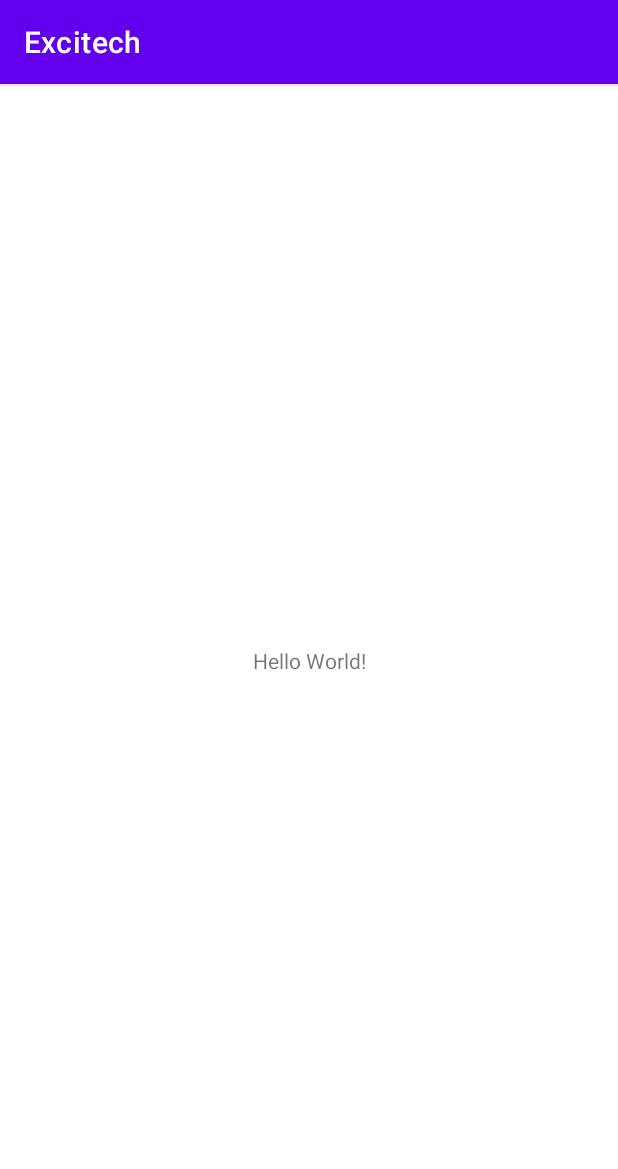
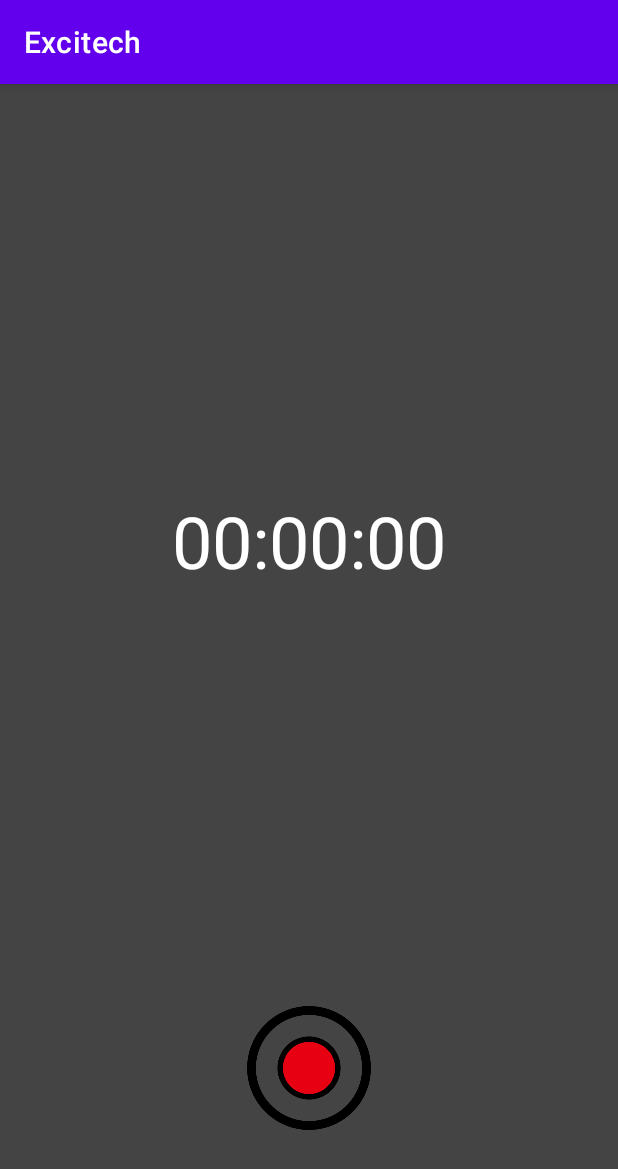
Before and after one commit to Tim0401/excitech-android, an Android app: the screen it shows after launch (MainActivity), on a phone screen of 412 x 824 dp. Shown: the top 1169 px of the screen. Run offline under Robolectric (Android 15) with nearby library versions, the phone set to English and light mode, and no system bars.

Commit message:
録音UI作成

```diff
--- a/app/src/main/AndroidManifest.xml
+++ b/app/src/main/AndroidManifest.xml
@@ -3,13 +3,13 @@
     package="com.example.excitech">
 
     <application
-        android:allowBackup="true"
+        android:allowBackup="false"
         android:icon="@mipmap/ic_launcher"
         android:label="@string/app_name"
         android:roundIcon="@mipmap/ic_launcher_round"
         android:supportsRtl="true"
         android:theme="@style/Theme.Excitech">
-        <activity android:name=".MainActivity">
+        <activity android:name=".view.ui.MainActivity">
             <intent-filter>
                 <action android:name="android.intent.action.MAIN" />
 
--- /dev/null
+++ b/app/src/main/java/com/example/excitech/view/ui/MainActivity.kt
@@ -0,0 +1,20 @@
+package com.example.excitech.view.ui
+
+import androidx.appcompat.app.AppCompatActivity
+import android.os.Bundle
+import com.example.excitech.R
+
+class MainActivity : AppCompatActivity() {
+    override fun onCreate(savedInstanceState: Bundle?) {
+        super.onCreate(savedInstanceState)
+        setContentView(R.layout.activity_main)
+
+        if (savedInstanceState == null) {
+            val fragment = RecordFragment() //一覧のFragment
+            supportFragmentManager
+                .beginTransaction()
+                .add(R.id.fragment_container, fragment, TAG_OF_RECORD_FRAGMENT)
+                .commit()
+        }
+    }
+}
--- /dev/null
+++ b/app/src/main/java/com/example/excitech/view/ui/RecordFragment.kt
@@ -0,0 +1,35 @@
+package com.example.excitech.view.ui
+
+import androidx.lifecycle.ViewModelProvider
+import android.os.Bundle
+import androidx.fragment.app.Fragment
+import android.view.LayoutInflater
+import android.view.View
+import android.view.ViewGroup
+import com.example.excitech.R
+import com.example.excitech.viewModel.RecordViewModel
+
+const val TAG_OF_RECORD_FRAGMENT = "RecordFragment"
+
+class RecordFragment : Fragment() {
+
+    companion object {
+        fun newInstance() = RecordFragment()
+    }
+
+    private lateinit var viewModel: RecordViewModel
+
+    override fun onCreateView(
+        inflater: LayoutInflater, container: ViewGroup?,
+        savedInstanceState: Bundle?
+    ): View? {
+        return inflater.inflate(R.layout.record_fragment, container, false)
+    }
+
+    override fun onActivityCreated(savedInstanceState: Bundle?) {
+        super.onActivityCreated(savedInstanceState)
+        viewModel = ViewModelProvider(this).get(RecordViewModel::class.java)
+        // TODO: Use the ViewModel
+    }
+
+}
--- /dev/null
+++ b/app/src/main/java/com/example/excitech/viewModel/RecordViewModel.kt
@@ -0,0 +1,7 @@
+package com.example.excitech.viewModel
+
+import androidx.lifecycle.ViewModel
+
+class RecordViewModel : ViewModel() {
+    // TODO: Implement the ViewModel
+}
--- a/app/src/main/res/layout/activity_main.xml
+++ b/app/src/main/res/layout/activity_main.xml
@@ -1,18 +1,6 @@
 <?xml version="1.0" encoding="utf-8"?>
-<androidx.constraintlayout.widget.ConstraintLayout xmlns:android="http://schemas.android.com/apk/res/android"
-    xmlns:app="http://schemas.android.com/apk/res-auto"
-    xmlns:tools="http://schemas.android.com/tools"
+<FrameLayout xmlns:android="http://schemas.android.com/apk/res/android"
+    android:id="@+id/fragment_container"
     android:layout_width="match_parent"
     android:layout_height="match_parent"
-    tools:context=".MainActivity">
-
-    <TextView
-        android:layout_width="wrap_content"
-        android:layout_height="wrap_content"
-        android:text="Hello World!"
-        app:layout_constraintBottom_toBottomOf="parent"
-        app:layout_constraintLeft_toLeftOf="parent"
-        app:layout_constraintRight_toRightOf="parent"
-        app:layout_constraintTop_toTopOf="parent" />
-
-</androidx.constraintlayout.widget.ConstraintLayout>
+    android:orientation="vertical"/>
--- /dev/null
+++ b/app/src/main/res/layout/record_fragment.xml
@@ -0,0 +1,34 @@
+<?xml version="1.0" encoding="utf-8"?>
+<androidx.constraintlayout.widget.ConstraintLayout xmlns:android="http://schemas.android.com/apk/res/android"
+    xmlns:app="http://schemas.android.com/apk/res-auto"
+    xmlns:tools="http://schemas.android.com/tools"
+    android:layout_width="match_parent"
+    android:layout_height="match_parent"
+    android:background="#444444"
+    tools:context=".view.ui.RecordFragment">
+
+    <ImageButton
+        android:id="@+id/recordButton"
+        android:layout_width="96dp"
+        android:layout_height="96dp"
+        android:layout_marginBottom="64dp"
+        android:background="#00000000"
+        android:contentDescription="recordButton"
+        android:scaleType="centerInside"
+        android:src="@drawable/record"
+        app:layout_constraintBottom_toBottomOf="parent"
+        app:layout_constraintEnd_toEndOf="parent"
+        app:layout_constraintStart_toStartOf="parent" />
+
+    <TextView
+        android:id="@+id/time"
+        android:layout_width="wrap_content"
+        android:layout_height="wrap_content"
+        android:text="00:00:00"
+        android:textSize="48sp"
+        android:textColor="#ffffff"
+        app:layout_constraintBottom_toTopOf="@+id/recordButton"
+        app:layout_constraintEnd_toEndOf="parent"
+        app:layout_constraintStart_toStartOf="parent"
+        app:layout_constraintTop_toTopOf="parent" />
+</androidx.constraintlayout.widget.ConstraintLayout>
--- a/build.gradle
+++ b/build.gradle
@@ -1,6 +1,6 @@
 // Top-level build file where you can add configuration options common to all sub-projects/modules.
 buildscript {
-    ext.kotlin_version = "1.3.72"
+    ext.kotlin_version = "1.4.31"
     repositories {
         google()
         jcenter()
```
Also changed, not shown: app/build.gradle (+10 -7 lines), app/src/main/java/com/example/excitech/MainActivity.kt (deleted, +0 -11 lines), app/src/main/res/drawable/record.png (added), app/src/main/res/drawable/stop.png (added), 1 other file.
